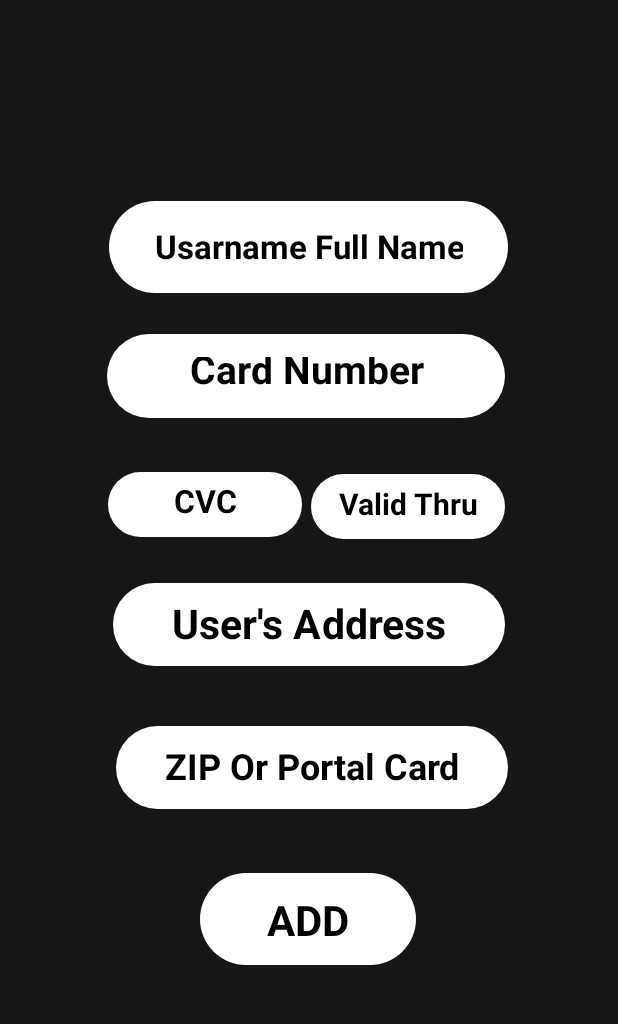
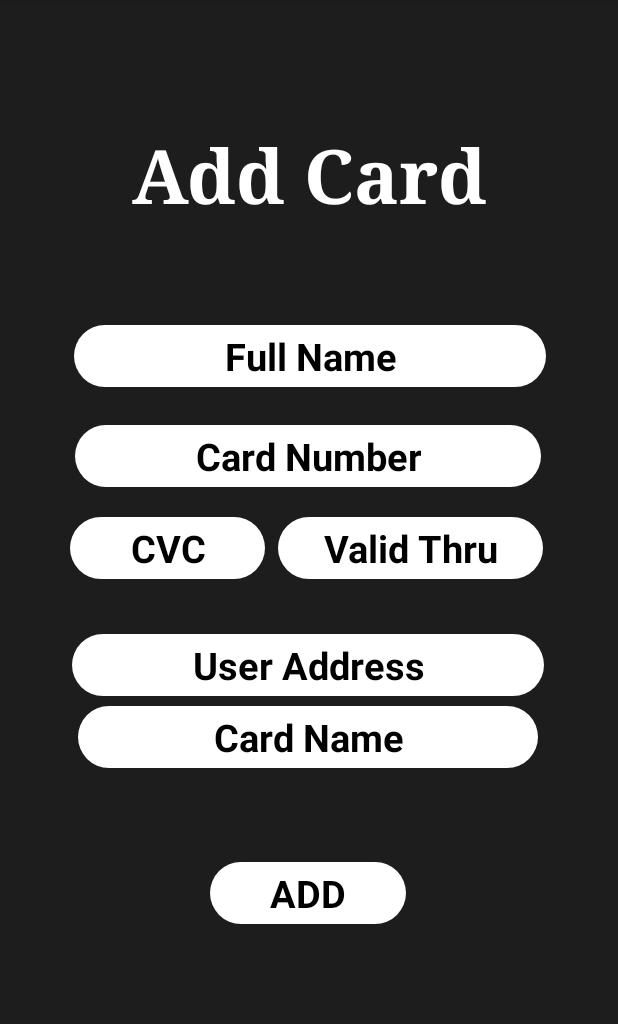
Before and after one commit to masterNIKA/WALLE, an Android app: the Add_Card_Activity screen opened directly, with no data from a screen before it, on a phone screen of 412 x 824 dp, the part 84-1108 px from its top. Run offline under Robolectric (Android 15) with nearby library versions, the phone set to English and light mode, and no system bars; 1 statement that could not run was skipped.

Commit message:
changed design

```diff
--- a/app/src/main/res/drawable/ic_check.xml
+++ b/app/src/main/res/drawable/ic_check.xml
@@ -1,5 +1,5 @@
-<vector android:autoMirrored="true" android:height="150dp"
+<vector android:autoMirrored="true" android:height="180dp"
     android:tint="#D5D5D5" android:viewportHeight="24"
-    android:viewportWidth="24" android:width="150dp"  xmlns:android="http://schemas.android.com/apk/res/android">
+    android:viewportWidth="24" android:width="180dp"  xmlns:android="http://schemas.android.com/apk/res/android">
     <path android:fillColor="@android:color/white" android:pathData="M16.59,7.58L10,14.17l-3.59,-3.58L5,12l5,5 8,-8zM12,2C6.48,2 2,6.48 2,12s4.48,10 10,10 10,-4.48 10,-10S17.52,2 12,2zM12,20c-4.42,0 -8,-3.58 -8,-8s3.58,-8 8,-8 8,3.58 8,8 -3.58,8 -8,8z"/>
 </vector>
--- a/app/src/main/res/drawable/ic_pay_button.xml
+++ b/app/src/main/res/drawable/ic_pay_button.xml
@@ -1,5 +1,5 @@
-<vector android:height="24dp" android:tint="#38610A"
+<vector android:height="150dp" android:tint="#457C07"
     android:viewportHeight="24" android:viewportWidth="24"
-    android:width="24dp" xmlns:android="http://schemas.android.com/apk/res/android">
+    android:width="150dp" xmlns:android="http://schemas.android.com/apk/res/android">
     <path android:fillColor="@android:color/white" android:pathData="M19,14L19,6c0,-1.1 -0.9,-2 -2,-2L3,4c-1.1,0 -2,0.9 -2,2v8c0,1.1 0.9,2 2,2h14c1.1,0 2,-0.9 2,-2zM10,13c-1.66,0 -3,-1.34 -3,-3s1.34,-3 3,-3 3,1.34 3,3 -1.34,3 -3,3zM23,7v11c0,1.1 -0.9,2 -2,2L4,20v-2h17L21,7h2z"/>
 </vector>
--- a/app/src/main/res/drawable/pay_button.xml
+++ b/app/src/main/res/drawable/pay_button.xml
@@ -1,6 +1,6 @@
 <?xml version="1.0" encoding="utf-8"?>
 <shape android:shape="rectangle" xmlns:android="http://schemas.android.com/apk/res/android">
-<solid android:color="@color/white"/>
+<solid android:color="#4C4C4C"/>
     <corners android:radius="100dp"/>
-    <stroke android:color="@color/black" android:width="5dp"/>
+    <stroke android:color="#457C07" android:width="5dp"/>
 </shape>
--- a/app/src/main/res/layout/activity_add_card.xml
+++ b/app/src/main/res/layout/activity_add_card.xml
@@ -4,148 +4,161 @@
     xmlns:tools="http://schemas.android.com/tools"
     android:layout_width="match_parent"
     android:layout_height="match_parent"
-    android:background="#171616"
+    android:background="#1E1D1D"
     tools:context=".Add_Card_Activity">
 
 
-    <EditText
-        android:id="@+id/Add_Card_Full_Name"
-        android:layout_width="266dp"
-        android:layout_height="61dp"
-        android:background="@drawable/text_frame"
-        android:gravity="center_horizontal"
-        android:hint="Usarname Full Name"
-        android:inputType="text"
-        android:paddingHorizontal="30dp"
-        android:paddingVertical="15dp"
-        android:textColorHint="@color/black"
-        android:textSize="22dp"
+    <TextView
+        android:layout_width="wrap_content"
+        android:layout_height="wrap_content"
+        android:fontFamily="serif"
+        android:text="Add Card"
+        android:textColor="@color/white"
+        android:textSize="50sp"
         android:textStyle="bold"
         app:layout_constraintBottom_toBottomOf="parent"
         app:layout_constraintEnd_toEndOf="parent"
-        app:layout_constraintHorizontal_bias="0.496"
         app:layout_constraintStart_toStartOf="parent"
         app:layout_constraintTop_toTopOf="parent"
-        app:layout_constraintVertical_bias="0.19" />
+        app:layout_constraintVertical_bias="0.118" />
+
+    <EditText
+        android:id="@+id/Add_Card_Full_Name"
+        android:layout_width="wrap_content"
+        android:layout_height="wrap_content"
+        android:background="@drawable/text_frame"
+        android:gravity="center_horizontal"
+        android:hint="Full Name"
+        android:inputType="text"
+        android:paddingHorizontal="100dp"
+        android:paddingVertical="3dp"
+        android:textColorHint="@color/black"
+        android:textSize="25sp"
+        android:textStyle="bold"
+        app:layout_constraintBottom_toBottomOf="parent"
+        app:layout_constraintEnd_toEndOf="parent"
+        app:layout_constraintHorizontal_bias="0.505"
+        app:layout_constraintStart_toStartOf="parent"
+        app:layout_constraintTop_toTopOf="parent"
+        app:layout_constraintVertical_bias="0.298" />
 
     <EditText
         android:id="@+id/Add_Card_Card_Number"
-        android:layout_width="265dp"
-        android:layout_height="56dp"
-        android:layout_marginTop="12dp"
+        android:layout_width="wrap_content"
+        android:layout_height="wrap_content"
         android:background="@drawable/text_frame"
         android:gravity="center_horizontal"
         android:hint="Card Number"
         android:inputType="number"
-        android:paddingHorizontal="30dp"
-        android:paddingVertical="15dp"
+        android:paddingHorizontal="80dp"
+        android:paddingVertical="3dp"
         android:textColorHint="@color/black"
-        android:textSize="26dp"
+        android:textSize="25sp"
         android:textStyle="bold"
         app:layout_constraintBottom_toBottomOf="parent"
         app:layout_constraintEnd_toEndOf="parent"
-        app:layout_constraintHorizontal_bias="0.486"
+        app:layout_constraintHorizontal_bias="0.495"
         app:layout_constraintStart_toStartOf="parent"
-        app:layout_constraintTop_toBottomOf="@+id/Add_Card_Full_Name"
-        app:layout_constraintVertical_bias="0.031" />
+        app:layout_constraintTop_toTopOf="parent"
+        app:layout_constraintVertical_bias="0.39" />
 
     <EditText
         android:id="@+id/Add_Card_CVC"
-        android:layout_width="129dp"
-        android:layout_height="43dp"
-        android:layout_marginTop="20dp"
+        android:layout_width="wrap_content"
+        android:layout_height="wrap_content"
         android:background="@drawable/text_frame"
         android:gravity="center_horizontal"
         android:hint="CVC"
         android:inputType="number"
-        android:paddingHorizontal="30dp"
-        android:paddingVertical="10dp"
+        android:paddingHorizontal="40dp"
+        android:paddingVertical="3dp"
         android:textColorHint="@color/black"
-        android:textSize="21dp"
+        android:textSize="25sp"
         android:textStyle="bold"
         app:layout_constraintBottom_toBottomOf="parent"
         app:layout_constraintEnd_toEndOf="parent"
-        app:layout_constraintHorizontal_bias="0.255"
+        app:layout_constraintHorizontal_bias="0.166"
         app:layout_constraintStart_toStartOf="parent"
-        app:layout_constraintTop_toBottomOf="@+id/Add_Card_Card_Number"
-        app:layout_constraintVertical_bias="0.037" />
+        app:layout_constraintTop_toTopOf="parent"
+        app:layout_constraintVertical_bias="0.474" />
 
     <EditText
         android:id="@+id/Add_Card_Valid_Thru"
-        android:layout_width="129dp"
-        android:layout_height="43dp"
+        android:layout_width="wrap_content"
+        android:layout_height="wrap_content"
         android:background="@drawable/text_frame"
         android:gravity="center_horizontal"
         android:hint="Valid Thru"
         android:inputType="date"
-        android:paddingHorizontal="10dp"
-        android:paddingVertical="10dp"
+        android:paddingHorizontal="30dp"
+        android:paddingVertical="3sp"
         android:textColorHint="@color/black"
-        android:textSize="20dp"
+        android:textSize="25dp"
         android:textStyle="bold"
         app:layout_constraintBottom_toBottomOf="parent"
         app:layout_constraintEnd_toEndOf="parent"
-        app:layout_constraintHorizontal_bias="0.074"
-        app:layout_constraintStart_toEndOf="@+id/Add_Card_CVC"
-        app:layout_constraintTop_toBottomOf="@+id/Add_Card_Card_Number"
-        app:layout_constraintVertical_bias="0.083" />
+        app:layout_constraintHorizontal_bias="0.787"
+        app:layout_constraintStart_toStartOf="parent"
+        app:layout_constraintTop_toTopOf="parent"
+        app:layout_constraintVertical_bias="0.474" />
 
     <EditText
         android:id="@+id/Add_Card_City"
-        android:layout_width="261dp"
-        android:layout_height="55dp"
+        android:layout_width="wrap_content"
+        android:layout_height="wrap_content"
+        android:layout_marginBottom="304dp"
         android:background="@drawable/text_frame"
         android:gravity="center_horizontal"
-        android:hint="User's Address"
+        android:hint="User Address"
         android:inputType="text"
-        android:paddingHorizontal="30dp"
-        android:paddingVertical="10dp"
+        android:paddingHorizontal="80dp"
+        android:paddingVertical="3dp"
         android:textColorHint="@color/black"
-        android:textSize="27dp"
+        android:textSize="25sp"
         android:textStyle="bold"
         app:layout_constraintBottom_toBottomOf="parent"
         app:layout_constraintEnd_toEndOf="parent"
-        app:layout_constraintStart_toStartOf="parent"
-        app:layout_constraintTop_toBottomOf="@+id/Add_Card_Card_Number"
-        app:layout_constraintVertical_bias="0.254" />
+        app:layout_constraintHorizontal_bias="0.494"
+        app:layout_constraintStart_toStartOf="parent" />
 
     <EditText
-        android:id="@+id/Add_Card_ZIP"
-        android:layout_width="261dp"
-        android:layout_height="55dp"
+        android:id="@+id/Add_Card_Card_Name"
+        android:layout_width="wrap_content"
+        android:layout_height="wrap_content"
         android:background="@drawable/text_frame"
         android:gravity="center_horizontal"
-        android:hint="ZIP Or Portal Card"
-        android:paddingHorizontal="30dp"
-        android:paddingVertical="10dp"
+        android:hint="Card Name"
+        android:paddingHorizontal="90dp"
+        android:paddingVertical="3dp"
         android:textColorHint="@color/black"
-        android:textSize="24dp"
+        android:textSize="25sp"
         android:textStyle="bold"
         app:layout_constraintBottom_toBottomOf="parent"
         app:layout_constraintEnd_toEndOf="parent"
-        app:layout_constraintHorizontal_bias="0.513"
+        app:layout_constraintHorizontal_bias="0.495"
         app:layout_constraintStart_toStartOf="parent"
-        app:layout_constraintTop_toBottomOf="@+id/Add_Card_City"
-        app:layout_constraintVertical_bias="0.149" />
+        app:layout_constraintTop_toTopOf="parent"
+        app:layout_constraintVertical_bias="0.648" />
 
     <TextView
         android:id="@+id/Add_Card_Add_Button"
-        android:layout_width="144dp"
-        android:layout_height="61dp"
+        android:layout_width="wrap_content"
+        android:layout_height="wrap_content"
+        android:layout_marginBottom="152dp"
         android:background="@drawable/text_frame"
         android:gravity="center_horizontal"
-        android:paddingHorizontal="30dp"
-        android:paddingVertical="12dp"
+        android:paddingHorizontal="40dp"
+        android:paddingVertical="3dp"
         android:text="ADD"
         android:textColor="@color/black"
-        android:textSize="28dp"
+        android:textSize="25sp"
         android:textStyle="bold"
         app:layout_constraintBottom_toBottomOf="parent"
         app:layout_constraintEnd_toEndOf="parent"
         app:layout_constraintHorizontal_bias="0.498"
         app:layout_constraintStart_toStartOf="parent"
-        app:layout_constraintTop_toBottomOf="@+id/Add_Card_ZIP"
-        app:layout_constraintVertical_bias="0.255" />
+        app:layout_constraintTop_toBottomOf="@+id/Add_Card_Card_Name"
+        app:layout_constraintVertical_bias="1.0" />
 
 
 </androidx.constraintlayout.widget.ConstraintLayout>
--- a/app/src/main/res/layout/activity_main_page.xml
+++ b/app/src/main/res/layout/activity_main_page.xml
@@ -4,7 +4,7 @@
     xmlns:tools="http://schemas.android.com/tools"
     android:layout_width="match_parent"
     android:layout_height="match_parent"
-    android:background="#171616"
+    android:background="#1E1D1D"
     tools:context=".mainpage">
 
 
```
Also changed, not shown: app/src/main/res/layout/activity_card_added.xml (+56 -51 lines), app/src/main/res/layout/activity_create_account.xml (+6 -1 lines), app/src/main/res/layout/activity_email_verification.xml (+11 -6 lines), app/src/main/res/layout/activity_main.xml (+22 -17 lines), app/src/main/res/layout/activity_mobile_verification.xml (+18 -11 lines), app/src/main/res/layout/activity_payment_page.xml (+14 -1 lines), app/src/main/res/layout/activity_payment_successful.xml (+18 -20 lines).
